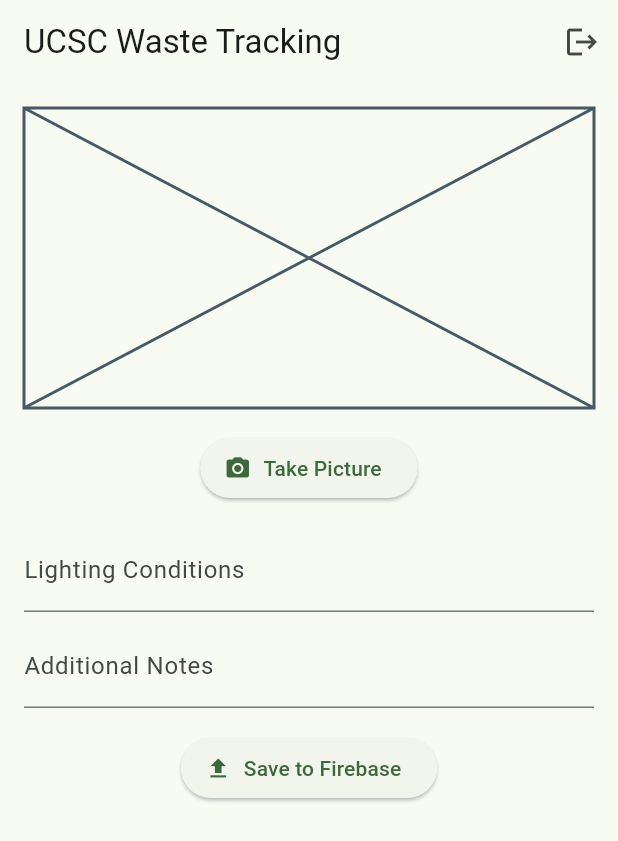
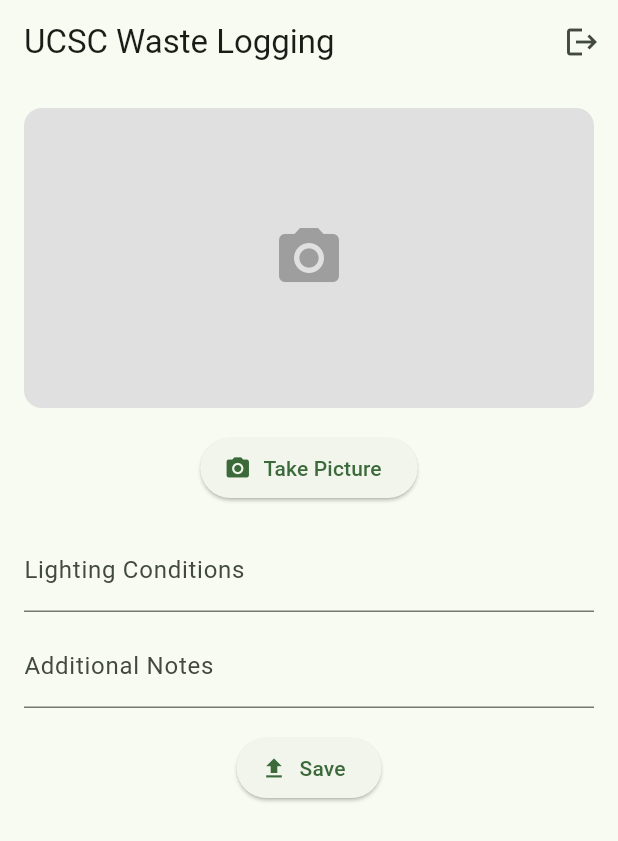
Before and after one commit to nchalla3/ucsc-waste-tagging, a Flutter app: the screen it shows once a user with an empty profile is signed in, on a phone screen of 412 x 824 dp. Shown: the top 841 px of the screen. Run offline on Flutter 3.47's test engine with Material 3 defaults, Android fonts, the phone set to English and light mode, and no system bars; our stand-ins replace cloud_firestore, firebase_auth, firebase_core, firebase_storage, google_sign_in, image_picker; accounts and stored records are empty; network calls fail.

Commit message:
cleaned up some UI and made the placeholder graphic less ugly

```diff
--- a/lib/screens/auth/login_page.dart
+++ b/lib/screens/auth/login_page.dart
@@ -107,7 +107,7 @@ class _LoginPageState extends State<LoginPage> {
                   ),
                   textAlign: TextAlign.center,
                 ),
-                SizedBox(height: MediaQuery.of(context).size.height * 0.05),
+                SizedBox(height: MediaQuery.of(context).size.height * 0.01),
                 // Login Form
                 if (_error != null)
                   Container(
--- a/lib/screens/home/home_page.dart
+++ b/lib/screens/home/home_page.dart
@@ -61,7 +61,7 @@ class _HomePageState extends State<HomePage> {
     } catch (e) {
       ScaffoldMessenger.of(context).showSnackBar(
         SnackBar(
-          content: const Text('Failed to save data'),
+          content: const Text('Failed to save image'),
           backgroundColor: Colors.red,
           duration: const Duration(seconds: 3),
         ),
@@ -73,7 +73,7 @@ class _HomePageState extends State<HomePage> {
   Widget build(BuildContext context) {
     return Scaffold(
       appBar: AppBar(
-        title: const Text('UCSC Waste Tracking'),
+        title: const Text('UCSC Waste Logging'),
         actions: [
           IconButton(
             icon: const Icon(Icons.logout),
@@ -89,7 +89,22 @@ class _HomePageState extends State<HomePage> {
           children: [
             _imageFile != null
                 ? Image.file(_imageFile!)
-                : const Placeholder(fallbackHeight: 200),
+                : Container(
+                    height: 200,
+                    width: double.infinity,
+                    decoration: BoxDecoration(
+                      color: Colors.grey[300],
+                      borderRadius: BorderRadius.circular(12),
+                    ),
+                    child: const Center(
+                      child: Icon(
+                        Icons.camera_alt,
+                        color: Colors.grey,
+                        size: 48,
+                      ),
+                    ),
+                  ),
+
             const SizedBox(height: 16),
             ElevatedButton.icon(
               icon: const Icon(Icons.camera_alt),
@@ -109,7 +124,7 @@ class _HomePageState extends State<HomePage> {
             const SizedBox(height: 16),
             ElevatedButton.icon(
               icon: const Icon(Icons.upload),
-              label: const Text('Save to Firebase'),
+              label: const Text('Save'),
               onPressed: _saveData,
             ),
           ],
```
